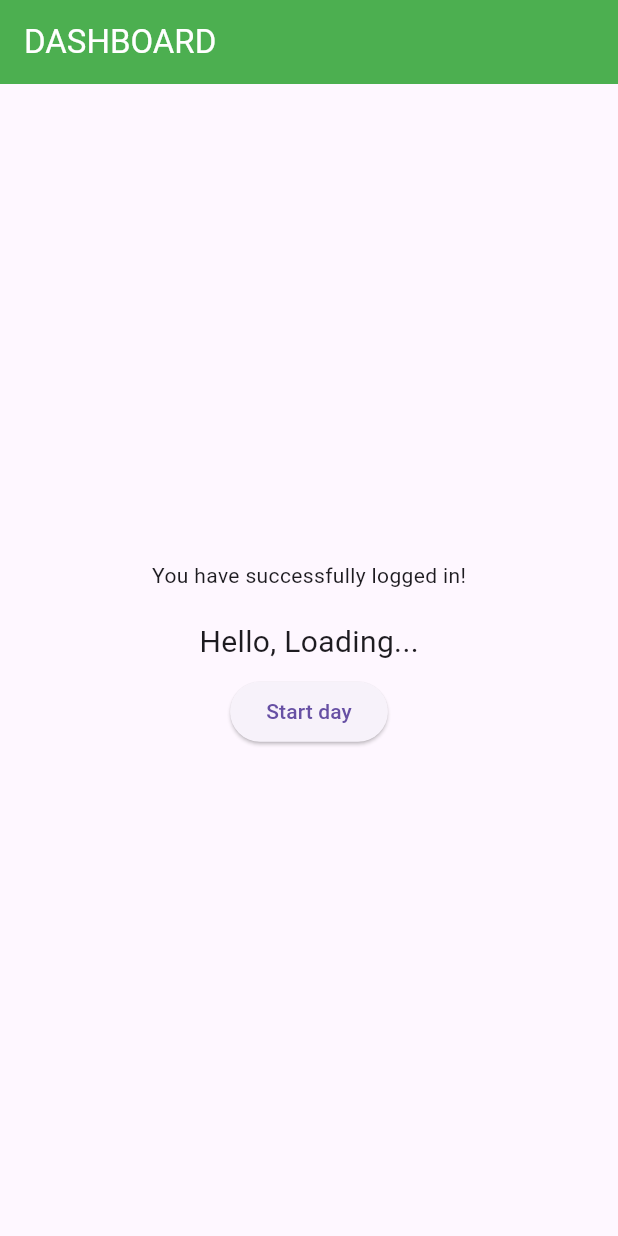
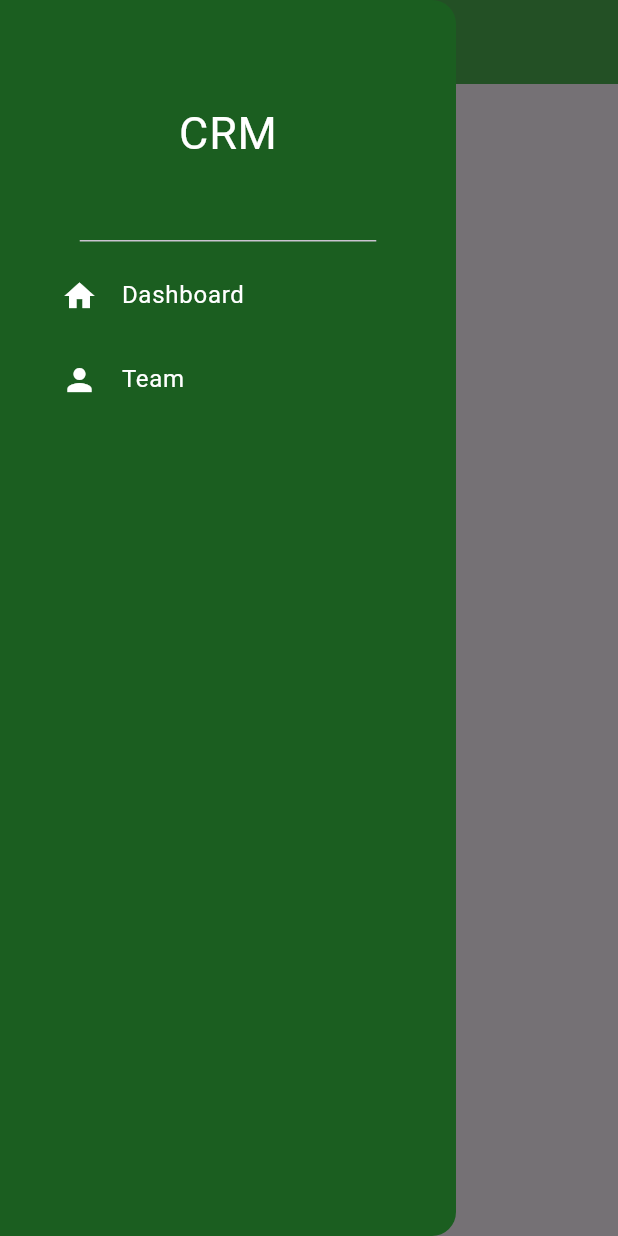
Before and after one commit to Sasha4e/crm_app, a Flutter app: the HomeScreen screen opened directly with empty values, with the side drawer open (before the commit the screen has no drawer), on a phone screen of 412 x 824 dp. Run offline on Flutter 3.47's test engine with Material 3 defaults, Android fonts, the phone set to English and light mode, and no system bars; accounts and stored records are empty; network calls fail.

```diff
--- a/lib/pages/home_screen.dart
+++ b/lib/pages/home_screen.dart
@@ -1,4 +1,4 @@
-// ignore_for_file: unnecessary_type_check, prefer_const_constructors, unnecessary_brace_in_string_interps, avoid_print
+// ignore_for_file: unnecessary_type_check, prefer_const_constructors, unnecessary_brace_in_string_interps, avoid_print, prefer_const_literals_to_create_immutables
 
 import 'package:flutter/material.dart';
 import 'package:http/http.dart' as http;
@@ -53,35 +53,71 @@ class _HomeScreenState extends State<HomeScreen> {
   Widget build(BuildContext context) {
     return Scaffold(
       appBar: AppBar(
-        automaticallyImplyLeading: false,
+        elevation: 0,
         title: Text(
           'DASHBOARD',
-          style: TextStyle(
-            color: Colors.white,
+          style: TextStyle(color: Colors.white),
+        ),
+        backgroundColor: const Color.fromRGBO(76, 175, 80, 1),
+        leading: Builder(
+          builder: (context) => IconButton(
+            icon: const Icon(
+              Icons.menu,
+              color: Colors.white,
+            ),
+            onPressed: () {
+              Scaffold.of(context).openDrawer();
+            },
           ),
         ),
-        backgroundColor: Colors.green,
+        actions: [],
+      ),
+      drawer: Drawer(
+        backgroundColor: Colors.green[900],
+        child: Column(children: [
+          DrawerHeader(
+              child: Padding(
+            padding: const EdgeInsets.all(50.0),
+            child: Text('CRM',
+                style: TextStyle(color: Colors.white, fontSize: 30)),
+          )),
+          const Padding(
+            padding: EdgeInsets.only(left: 25.0),
+            child: ListTile(
+              leading: Icon(Icons.home, color: Colors.white),
+              title: Text(
+                'Dashboard',
+                style: TextStyle(color: Colors.white),
+              ),
+            ),
+          ),
+          const Padding(
+            padding: EdgeInsets.only(left: 25.0),
+            child: ListTile(
+              leading: Icon(Icons.person, color: Colors.white),
+              title: Text(
+                'Team',
+                style: TextStyle(color: Colors.white),
+              ),
+            ),
+          )
+        ]),
       ),
       body: Center(
         child: Column(
           mainAxisAlignment: MainAxisAlignment.center,
           children: [
-            Text('You have successfully logged in!'),
             SizedBox(height: 20),
             Text('Hello, ${userData['user_name']}',
-                style: TextStyle(
-                  fontSize: 20,
-                )),
+                style: TextStyle(fontSize: 20)),
             Padding(
               padding: const EdgeInsets.all(8.0),
               child: startedWork
                   ? Center(
-                      child: Center(
-                        child: Text(
-                          'You started your work at ${startDayData['start']}. Have a good day!',
-                          style: TextStyle(fontSize: 20, color: Colors.brown),
-                          textAlign: TextAlign.center,
-                        ),
+                      child: Text(
+                        'You started your work at\n${startDayData['start']}.\nHave a good day!',
+                        style: TextStyle(fontSize: 20, color: Colors.brown),
+                        textAlign: TextAlign.center,
                       ),
                     )
                   : ElevatedButton(
```
